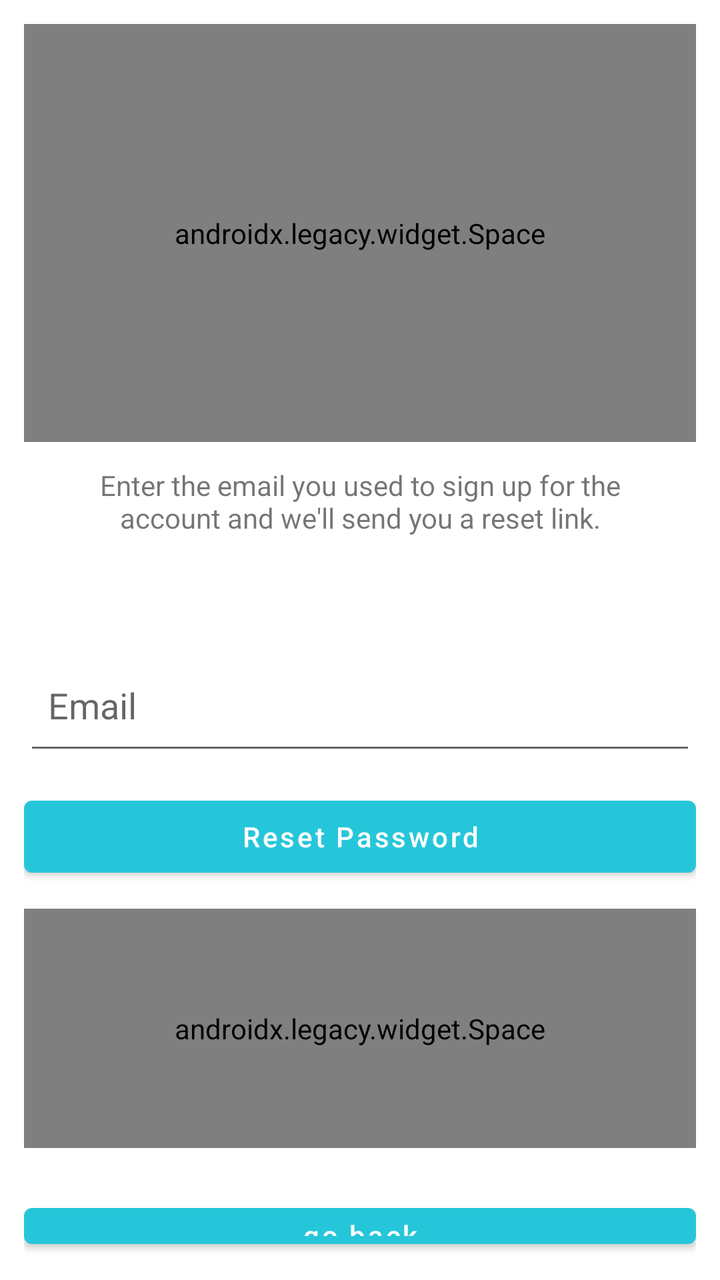
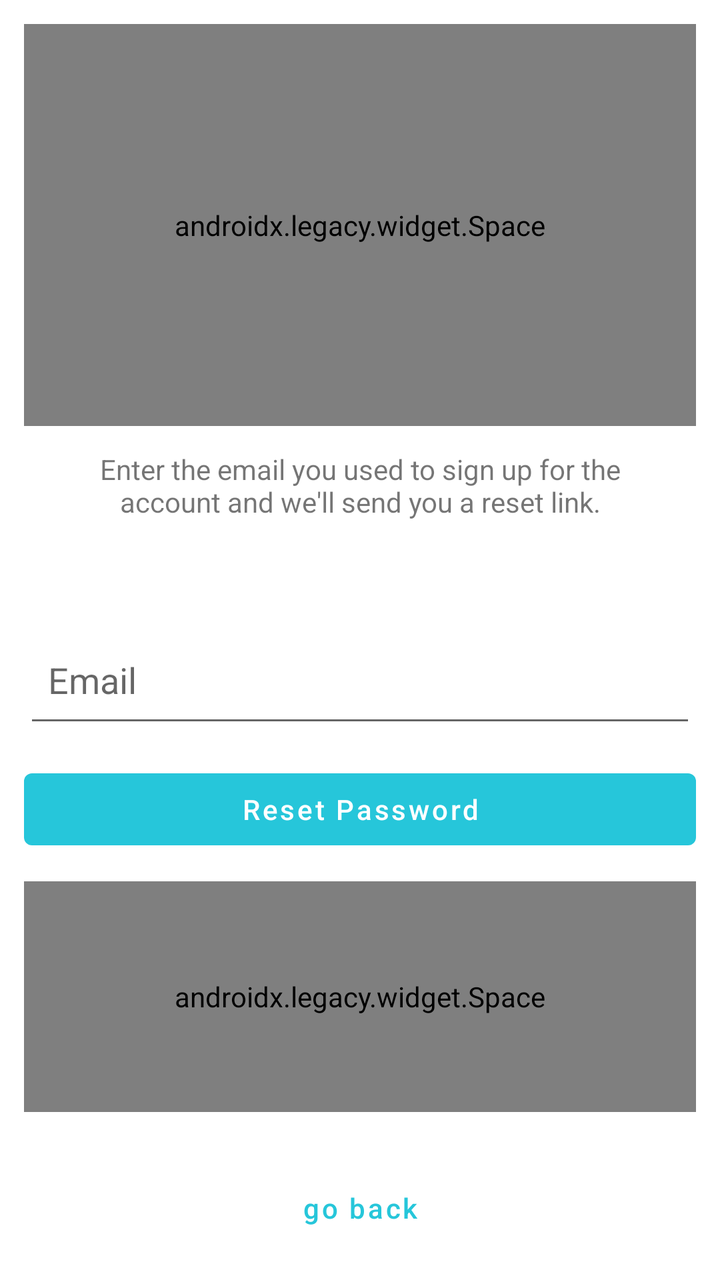

Before-and-after screenshots of an Android layout around one commit, followed by the original layout XML and the change that was made.
<!-- AndroidManifest.xml: activity theme LoggedOutTheme -->
<!-- res/layout/activity_reset_password.xml -->
<?xml version="1.0" encoding="utf-8"?>
<RelativeLayout
    xmlns:android="http://schemas.android.com/apk/res/android"
    xmlns:tools="http://schemas.android.com/tools"
    tools:context="com.oo0o0o.colorphoria.activities.loggedoutactivites.ResetPasswordActivity"
    android:layout_width="match_parent"
    android:layout_height="match_parent"
    android:gravity="center"
    android:orientation="vertical" >

    <LinearLayout
        xmlns:android="http://schemas.android.com/apk/res/android"
        xmlns:tools="http://schemas.android.com/tools"
        tools:context="com.oo0o0o.colorphoria.activities.loggedoutactivites.ResetPasswordActivity"
        android:layout_width="match_parent"
        android:layout_height="match_parent"
        android:orientation="vertical"
        android:padding="@dimen/activity_horizontal_margin">

        <androidx.legacy.widget.Space
            android:layout_width="match_parent"
            android:layout_height="0dp"
            android:layout_weight="7"/>

        <TextView
            android:layout_width="match_parent"
            android:layout_height="0dp"
            android:layout_weight="3"
            android:layout_marginBottom="@dimen/activity_horizontal_margin"
            android:gravity="center_horizontal"
            android:padding="@dimen/activity_horizontal_margin"
            android:text="@string/reset_password_message"
            android:textSize="14sp" />

        <EditText
            android:id="@+id/email_edit_text"
            android:layout_width="match_parent"
            android:layout_height="0dp"
            android:layout_weight="2"
            android:layout_marginBottom="@dimen/activity_horizontal_margin"
            android:hint="@string/email_hint"
            android:padding="@dimen/activity_horizontal_margin"
            android:inputType="textEmailAddress" />

        <Button
            android:id="@+id/reset_password_button"
            android:layout_width="match_parent"
            android:layout_height="wrap_content"
            android:layout_marginBottom="@dimen/activity_horizontal_margin"
            android:text="@string/reset_password_button"
            android:textColor="@color/colorPrimary"
            android:gravity="center"
            android:fontFamily="sans-serif-medium"
            android:textAllCaps="false" />

        <androidx.legacy.widget.Space
            android:layout_width="match_parent"
            android:layout_height="0dp"
            android:layout_weight="4"/>

        
       <Button
           android:id="@+id/back_button_link"
           android:layout_width="match_parent"
           android:layout_height="0dp"
           android:layout_weight="1"
           android:background="@null"
           android:textAllCaps="false"
           android:layout_marginTop="24dp"
           android:text="@string/back_button_link" />

    </LinearLayout>

    <include layout="@layout/progress">
    </include>
</RelativeLayout>
<!-- res/layout/progress.xml (included above) -->
<?xml version="1.0" encoding="utf-8"?>
<RelativeLayout xmlns:android="http://schemas.android.com/apk/res/android"
android:id="@+id/progress_bar_layout"
android:layout_width="match_parent"
android:layout_height="match_parent"
android:background="#99000000"
android:visibility="gone">
<ProgressBar
    style="?android:attr/progressBarStyleLarge"
    android:layout_width="wrap_content"
    android:layout_height="wrap_content"
    android:id="@+id/progress_bar"
    android:layout_centerVertical="true"
    android:layout_centerHorizontal="true"
    android:indeterminate="true"
    android:visibility="visible"/>
</RelativeLayout>
<!-- resources referenced by this layout -->
<resources>
  <color name="colorPrimary">#ffffffff</color>
  <dimen name="activity_horizontal_margin">12dp</dimen>
  <string name="back_button_link">go back</string>
  <string name="email_hint">Email</string>
  <string name="reset_password_button">Reset Password</string>
  <string name="reset_password_message">Enter the email you used to sign up for the account and we\'ll send you a reset link.</string>
  <style name="LoggedOutTheme" parent="AppTheme">
          <item name="windowActionBar">false</item>
          <item name="windowNoTitle">true</item>
      </style>
  <style name="AppTheme" parent="BaseTheme">
      </style>
  <style name="BaseTheme" parent="Theme.MaterialComponents.Light.DarkActionBar">
          <item name="colorPrimary">@color/colorSecondary</item>
          <item name="colorPrimaryDark">@color/colorSecondaryDark</item> 
          <item name="colorAccent">@color/colorSecondary</item> 
  
      </style>
  <color name="colorSecondary">#ff26c6da</color>
  <color name="colorSecondaryDark">#ff0095a8</color>
</resources>

<!-- the commit's change to res/layout/activity_reset_password.xml (unified diff, before → after) -->
@@ -40,12 +40,13 @@
             android:layout_marginBottom="@dimen/activity_horizontal_margin"
             android:hint="@string/email_hint"
             android:padding="@dimen/activity_horizontal_margin"
-            android:inputType="textEmailAddress" />
+            android:inputType="textEmailAddress"/>
 
-        <Button
+        <com.google.android.material.button.MaterialButton
             android:id="@+id/reset_password_button"
             android:layout_width="match_parent"
             android:layout_height="wrap_content"
+            style="@style/Widget.MaterialComponents.Button.UnelevatedButton"
             android:layout_marginBottom="@dimen/activity_horizontal_margin"
             android:text="@string/reset_password_button"
             android:textColor="@color/colorPrimary"
@@ -59,11 +60,11 @@
             android:layout_weight="4"/>
 
         
-       <Button
+       <com.google.android.material.button.MaterialButton
            android:id="@+id/back_button_link"
            android:layout_width="match_parent"
-           android:layout_height="0dp"
-           android:layout_weight="1"
+           android:layout_height="wrap_content"
+           style="@style/Widget.MaterialComponents.Button.TextButton"
            android:background="@null"
            android:textAllCaps="false"
            android:layout_marginTop="24dp"
